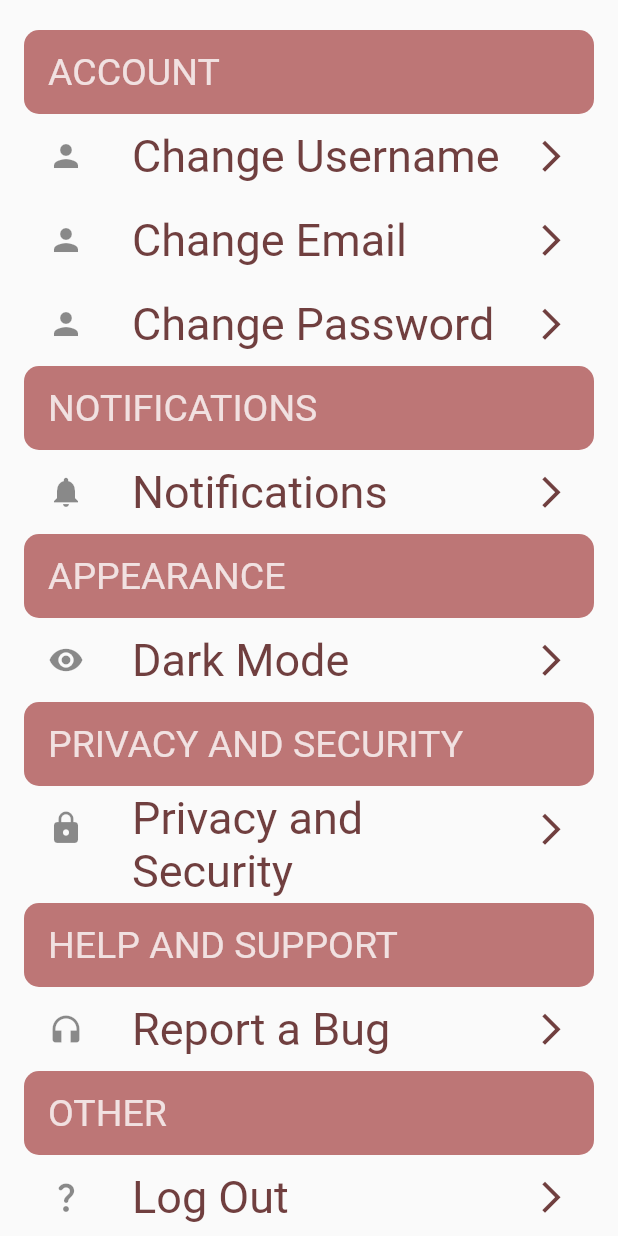
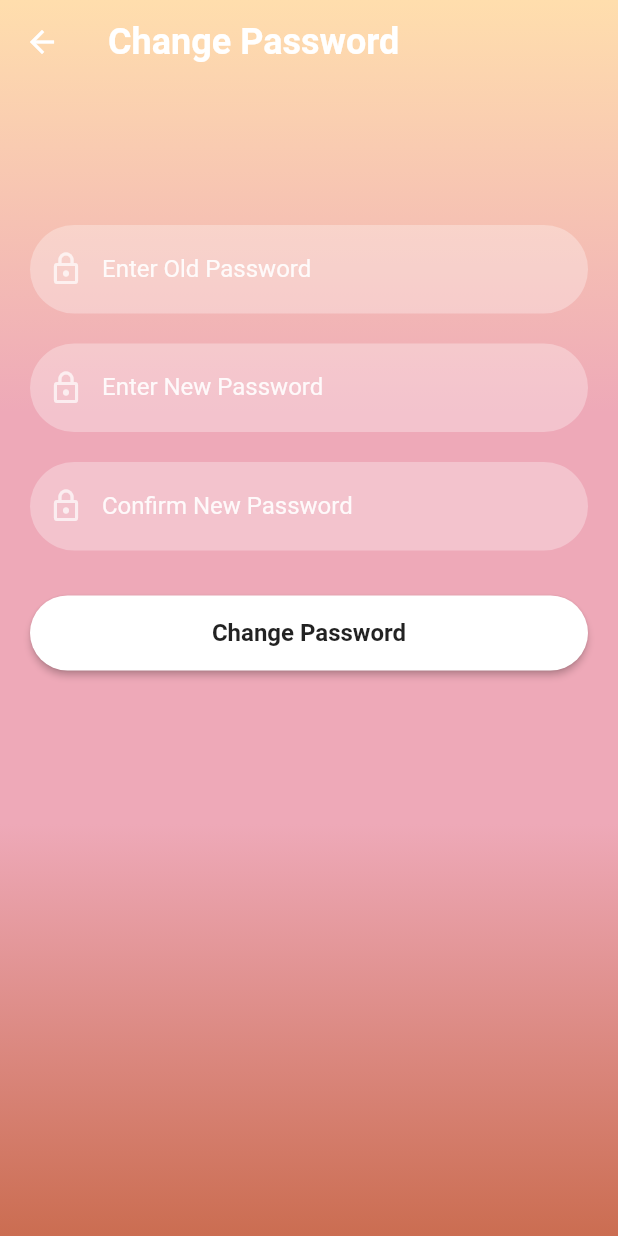
Before and after one commit to anf38/cookies, a Flutter app: the SettingsPage screen opened directly, after a tap on "Change Password", on a phone screen of 412 x 824 dp. Run offline on Flutter 3.47's test engine with Material 2 defaults, Android fonts, the phone set to English and light mode, and no system bars; our stand-ins replace auto_size_text, firebase_auth, firebase_core, firebase_database; accounts and stored records are empty.

Commit message:
functional "change password" button

```diff
--- a/lib/reusable_widgets/reusable_widget.dart
+++ b/lib/reusable_widgets/reusable_widget.dart
@@ -41,7 +41,7 @@ TextField reusableTextField(String text, IconData icon, bool isPasswordType,
 
 //creating a sign up button
 Container signInSignUpButton(
-    BuildContext context, bool isLogin, Function onTap) {
+    String text, BuildContext context, Function onTap) {
   return Container(
       width: MediaQuery.of(context).size.width,
       height: 50,
@@ -62,7 +62,7 @@ Container signInSignUpButton(
                 RoundedRectangleBorder(
                     borderRadius: BorderRadius.circular(30)))),
         child: Text(
-          isLogin ? 'LOG IN' : 'SIGN UP',
+          text,
           style: const TextStyle(
               color: Colors.black87, fontWeight: FontWeight.bold, fontSize: 16),
         ),
--- /dev/null
+++ b/lib/screens/settings/changePassword.dart
@@ -0,0 +1,123 @@
+import 'package:cookies/screens/CookiePage.dart';
+import 'package:cookies/screens/signin_screen.dart';
+import 'package:firebase_auth/firebase_auth.dart';
+import 'package:flutter/cupertino.dart';
+import 'package:flutter/material.dart';
+import '../../app_bar.dart';
+import '../../reusable_widgets/reusable_widget.dart';
+import '../../utils/color_utils.dart';
+
+class changePassword extends StatefulWidget {
+  const changePassword({super.key});
+
+  @override
+  State<changePassword> createState() => _changePasswordState();
+}
+
+class _changePasswordState extends State<changePassword> {
+  TextEditingController oldPassword = TextEditingController();
+  TextEditingController newPassword = TextEditingController();
+  TextEditingController confirmPassword = TextEditingController();
+
+  void _changePassword(String currentPassword, String newPassword) async {
+    final user = FirebaseAuth.instance.currentUser;
+    final cred = EmailAuthProvider.credential(
+      email: user?.email ??
+          '', // Use null-aware operator and provide a default value for email
+      password: currentPassword,
+    );
+
+    try {
+      await user?.reauthenticateWithCredential(
+          cred); // Use await to wait for the reauthentication
+      await user?.updatePassword(
+          newPassword); // Use await to wait for the password update
+
+      // Password changed successfully
+      // You can perform additional actions or show a success message here
+    } catch (error) {
+      print('Error changing password: $error');
+    }
+  }
+
+  @override
+  Widget build(BuildContext context) {
+    return Scaffold(
+      extendBodyBehindAppBar: true,
+      appBar: AppBar(
+        backgroundColor: Colors.transparent,
+        elevation: 0,
+        title: const Text(
+          "Change Password",
+          style: TextStyle(fontSize: 24, fontWeight: FontWeight.bold),
+        ),
+      ),
+      body: Container(
+          width: MediaQuery.of(context).size.width,
+          height: MediaQuery.of(context).size.height,
+          decoration: BoxDecoration(
+              gradient: LinearGradient(colors: [
+            hexStringToColor("ffdead"),
+            hexStringToColor("eea9b8"),
+            hexStringToColor("eea9b8"),
+            hexStringToColor("cb6d51"),
+          ], begin: Alignment.topCenter, end: Alignment.bottomCenter)),
+          child: SingleChildScrollView(
+              child: Padding(
+            padding: const EdgeInsets.fromLTRB(20, 120, 20, 0),
+            child: Column(
+              children: <Widget>[
+                const SizedBox(
+                  height: 30,
+                ),
+                reusableTextField("Enter Old Password", Icons.lock_outline,
+                    true, oldPassword),
+                const SizedBox(
+                  height: 20,
+                ),
+                reusableTextField("Enter New Password", Icons.lock_outline,
+                    true, newPassword),
+                const SizedBox(
+                  height: 20,
+                ),
+                reusableTextField("Confirm New Password", Icons.lock_outline,
+                    true, confirmPassword),
+                const SizedBox(
+                  height: 20,
+                ),
+                signInSignUpButton("Change Password", context, () {
+                  if (newPassword.text == confirmPassword.text) {
+                    _changePassword(oldPassword.text, newPassword.text);
+
+                    Navigator.push(
+                        context,
+                        MaterialPageRoute(
+                              builder: (context) => const AppBarPage()));
+                    showDialog(
+                      context: context,
+                      builder: (BuildContext context) {
+                        return CupertinoAlertDialog(
+                          title: const Text("Success!"),
+                          content: const Text("Password was changed"),
+                          actions: [
+                            CupertinoDialogAction(
+                              child: const Text("OK"),
+                              onPressed: () {
+                                Navigator.pop(context); // Close the dialog
+                              },
+                            ),
+                          ],
+                        );
+                      },
+                    );
+                  } else {
+                    // Message pops up saying passwords need to match
+                    print("Passwords don't match");
+                  }
+                })
+              ],
+            ),
+          ))),
+    );
+  }
+}
--- a/lib/screens/settings_screen.dart
+++ b/lib/screens/settings_screen.dart
@@ -1,4 +1,5 @@
 import 'package:auto_size_text/auto_size_text.dart';
+import 'package:cookies/screens/settings/changePassword.dart';
 import 'package:flutter/material.dart';
 
 class SettingsPage extends StatefulWidget {
@@ -98,7 +99,10 @@ class _SettingsPageState extends State<SettingsPage> {
                 size: 25,
               ),
               onTap: () {
-                setState(() {});
+                Navigator.push(
+                  context,
+                  MaterialPageRoute(builder: (context) => const changePassword()),
+                );
               },
             ),
           ),
@@ -282,25 +286,6 @@ class _SettingsPageState extends State<SettingsPage> {
             ),
           ),
 
-const Padding(
-            padding: EdgeInsets.symmetric(horizontal: 16.0),
-            child: ListTile(
-              leading: Icon(Icons.question_mark_rounded),
-              title: Text(
-                "Log Out",
-                style: TextStyle(
-                  color: Color.fromARGB(255, 112, 63, 63),
-                  fontSize: 30,
-                ),
-              ),
-              trailing: Icon(
-                Icons.arrow_forward_ios_outlined,
-                color: Color.fromARGB(255, 112, 63, 63),
-                size: 25,
-              ),
-            ),
-          ),
-
           const Padding(
             padding: EdgeInsets.symmetric(horizontal: 16.0),
             child: ListTile(
--- a/lib/screens/signin_screen.dart
+++ b/lib/screens/signin_screen.dart
@@ -95,7 +95,7 @@ class _SignInScreenState extends State<SignInScreen>
                 const SizedBox(
                   height: 20,
                 ),
-                signInSignUpButton(context, true, () {
+                signInSignUpButton('LOG IN', context, () {
                   FirebaseAuth.instance
                       .signInWithEmailAndPassword(
                           email: _emailTextController.text,
@@ -140,3 +140,5 @@ class _SignInScreenState extends State<SignInScreen>
     );
   }
 }
+//https://www.geeksforgeeks.org/how-to-change-password-of-user-in-android-using-firebase/#
+//for when people forget their password and need to reset it
--- a/lib/screens/signup_screen.dart
+++ b/lib/screens/signup_screen.dart
@@ -84,7 +84,7 @@ class _SignUpScreenState extends State<SignUpScreen> {
                 const SizedBox(
                   height: 20,
                 ),
-                signInSignUpButton(context, false, () {
+                signInSignUpButton('SIGN UP', context, () {
                   FirebaseAuth.instance
                       .createUserWithEmailAndPassword(
                           email: _emailTextController.text,
```
